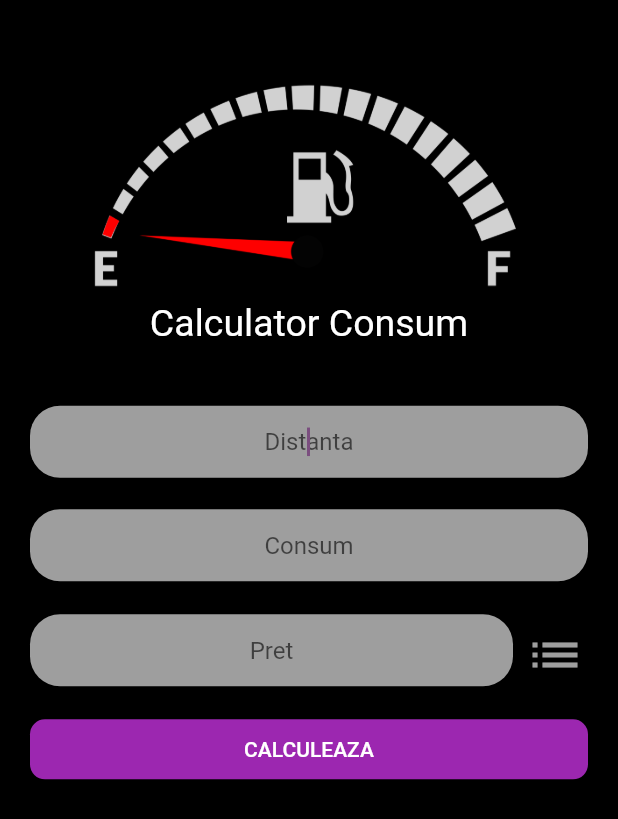
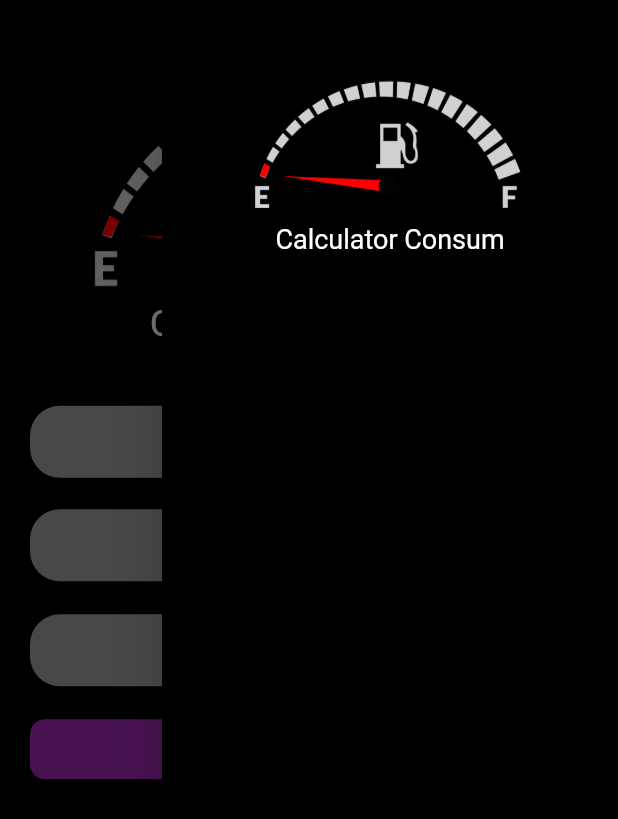
Before and after one commit to denosg/calculator_consum_flutter, a Flutter app: the screen it shows after launch, after a tap on the "list" icon, on a phone screen of 412 x 824 dp. Shown: the top 819 px of the screen. Run offline on Flutter 3.47's test engine with Material 2 defaults, Android fonts, the phone set to English and light mode, and no system bars; network calls fail.

Commit message:
Added drawer. Opens drawer on press of button

```diff
--- a/lib/app_home.dart
+++ b/lib/app_home.dart
@@ -3,6 +3,7 @@ import 'package:flutter/material.dart';
 import 'package:provider/provider.dart';
 
 import './widgets/data_form.dart';
+import './widgets/custom_drawer.dart';
 
 class AppHome extends StatefulWidget {
   @override
@@ -11,6 +12,7 @@ class AppHome extends StatefulWidget {
 
 class _AppHomeState extends State<AppHome> {
   var _isLoading = true;
+  final GlobalKey<ScaffoldState> _scaffoldKey = GlobalKey<ScaffoldState>();
 
   @override
   void didChangeDependencies() {
@@ -26,6 +28,8 @@ class _AppHomeState extends State<AppHome> {
   @override
   Widget build(BuildContext context) {
     return Scaffold(
+      key: _scaffoldKey,
+      endDrawer: CustomDrawer(),
       backgroundColor: Colors.black,
       body: SingleChildScrollView(
         child: Column(children: [
@@ -50,7 +54,7 @@ class _AppHomeState extends State<AppHome> {
             height: 310,
             // color: Colors.red,
             padding: const EdgeInsets.all(20),
-            child: DataForm(),
+            child: DataForm(_scaffoldKey),
           ),
         ]),
       ),
--- a/lib/widgets/custom_drawer.dart
+++ b/lib/widgets/custom_drawer.dart
@@ -1,10 +1,29 @@
 import 'package:flutter/material.dart';
 
 class CustomDrawer extends StatelessWidget {
-  const CustomDrawer({super.key});
-
   @override
   Widget build(BuildContext context) {
-    return const Placeholder();
+    return Drawer(
+      backgroundColor: Colors.black,
+      child: Column(
+        children: [
+          Container(
+            margin: const EdgeInsets.only(
+              left: 60,
+              right: 60,
+              top: 50,
+              bottom: 10,
+            ),
+            child: Image.asset('assets/images/fuel_gauge.png'),
+          ),
+          const Text(
+            'Calculator Consum',
+            style: TextStyle(
+              fontSize: 18,
+            ),
+          ),
+        ],
+      ),
+    );
   }
 }
--- a/lib/widgets/data_form.dart
+++ b/lib/widgets/data_form.dart
@@ -3,7 +3,16 @@ import 'package:calculator_consum/providers/fuel_provider.dart';
 import 'package:flutter/material.dart';
 import 'package:provider/provider.dart';
 
-class DataForm extends StatelessWidget {
+class DataForm extends StatefulWidget {
+  final GlobalKey<ScaffoldState> scaffoldKey;
+
+  DataForm(this.scaffoldKey);
+
+  @override
+  State<DataForm> createState() => _DataFormState();
+}
+
+class _DataFormState extends State<DataForm> {
   final _formKey = GlobalKey<FormState>();
 
   void _saveForm() {
@@ -20,6 +29,10 @@ class DataForm extends StatelessWidget {
       content: Text('Te rog introdu o valoare'),
       duration: Duration(seconds: 2),
     ));
+  }
+
+  void _openDrawer() {
+    widget.scaffoldKey.currentState!.openEndDrawer();
   }
 
   @override
@@ -123,7 +136,7 @@ class DataForm extends StatelessWidget {
                     width: 50,
                     // color: Colors.green,
                     child: IconButton(
-                      onPressed: () {},
+                      onPressed: _openDrawer,
                       icon: const Icon(
                         Icons.list,
                         color: Colors.grey,
```
